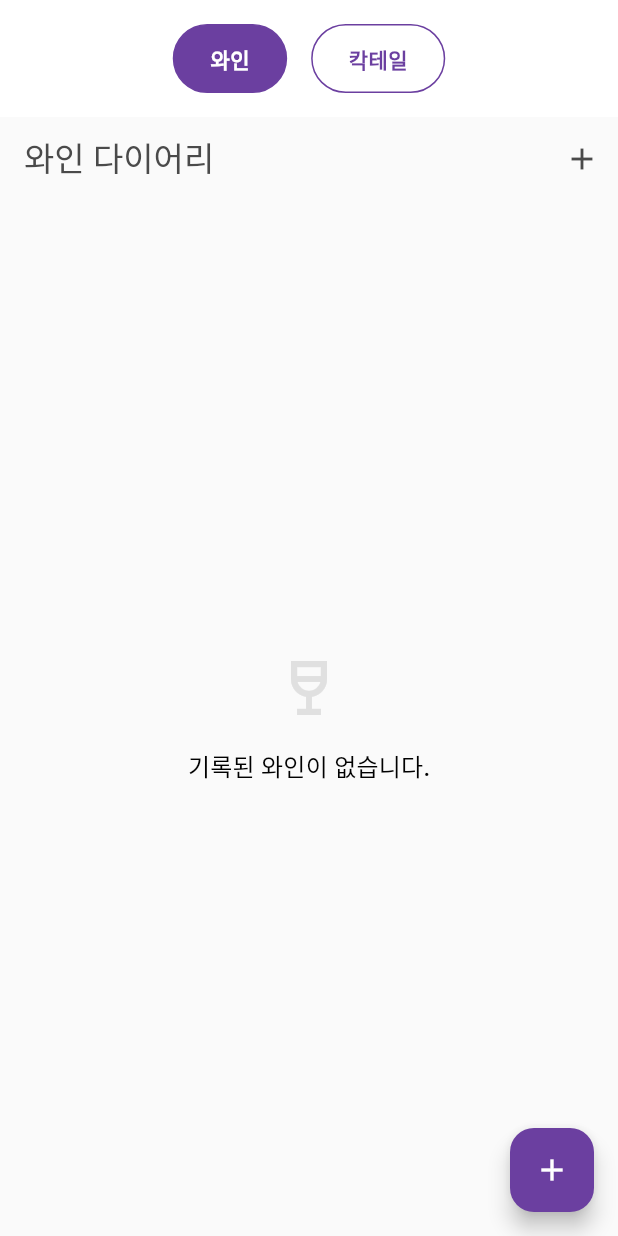
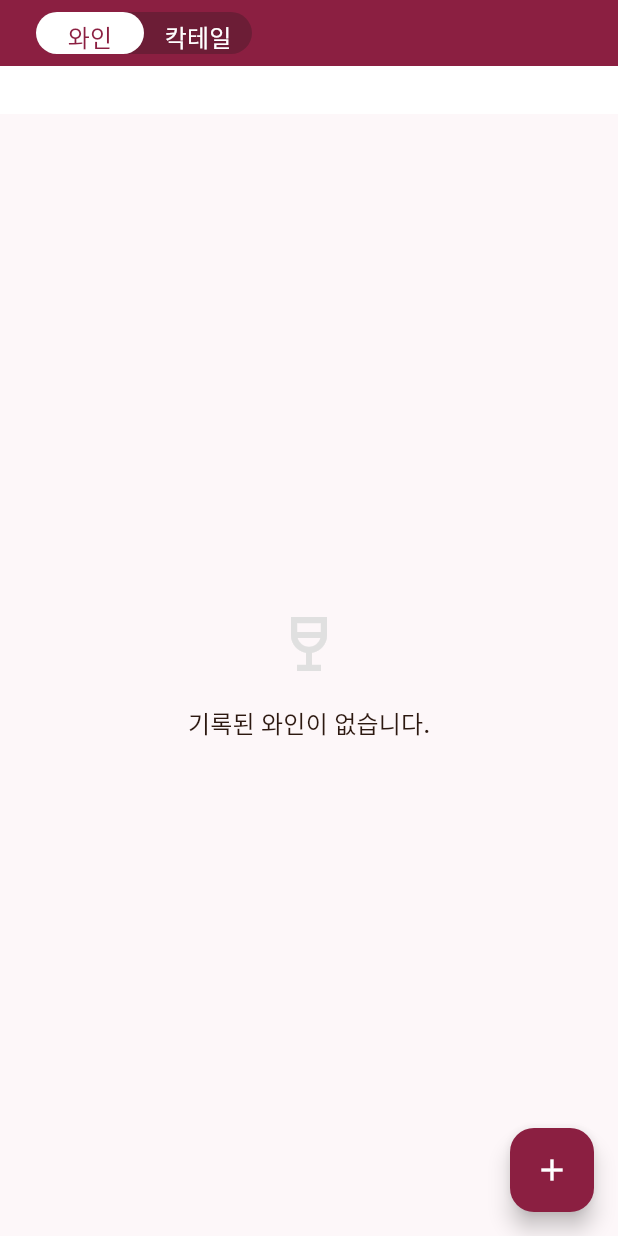
Before and after one commit to chaenchaen99/DrinkDiary, a Flutter app: the screen it shows after launch, on a phone screen of 412 x 824 dp. Run offline on Flutter 3.47's test engine with Material 3 defaults, Android fonts, the phone set to English and light mode, and no system bars; our stand-ins replace flutter_riverpod, freezed_annotation, go_router, hive, hive_flutter, image_picker and 1 more; accounts and stored records are empty; generated files the repository leaves out were written again.

Commit message:
app bar theme 처리

```diff
--- a/lib/core/constants/app_colors.dart
+++ b/lib/core/constants/app_colors.dart
@@ -1,44 +1,46 @@
 import 'package:flutter/material.dart';
 
 class AppColors {
-  // 라이트 테마 (칵테일)
-  static const cocktailPrimary = Color(0xFFFF9F1C); // 밝은 오렌지
-  static const cocktailSecondary = Color(0xFFFFBF69); // 연한 오렌지
-  static const cocktailBackground = Color(0xFFFFF5EA); // 아주 연한 오렌지
-  static const cocktailSurface = Colors.white;
-
-  // 다크 테마 (와인)
-  static const winePrimary = Color(0xFF722F37); // 와인 레드
-  static const wineSecondary = Color(0xFF9E4244); // 연한 와인 레드
-  static const wineBackground = Color(0xFF2C1810); // 다크 브라운
-  static const wineSurface = Color(0xFF3D2B25); // 연한 다크 브라운
-
-  // Primary Colors
-  static const primary = Color(0xFF6B3FA0);
-  static const secondary = Color(0xFFA881D9);
-  static const accent = Color(0xFFE6B9F5);
+  static const Color black = Color(0xFF000000);
 
   // Grey Scale
-  static const darkGrey = Color(0xFF4A4A4A);
-  static const grey = Color(0xFF9E9E9E);
-  static const lightGrey = Color(0xFFE0E0E0);
+  static const Color lightGrey = Color(0xFFE0E0E0);
+  static const Color darkGrey = Color(0xFF4A4A4A);
 
-  // Status Colors
-  static const success = Color(0xFF4CAF50);
-  static const warning = Color(0xFFFFA000);
-  static const error = Color(0xFFE53935);
-  static const info = Color(0xFF2196F3);
+  static const Color primary = Color(0xFF8B1F41);
+  static const Color onPrimary = Color(0xFFFFFFFF);
+  static const Color secondary = Color(0xFFFFB5A7);
+  static const Color onSecondary = Color(0xFF6D6875);
 
-  // Text Colors
-  static const textDark = Color(0xFF2D2D2D);
-  static const textLight = Color(0xFFF5F5F5);
+  static const Color error = Color(0xFFE53935);
+  static const Color onError = Color(0xFFFFFFFF);
 
-  // Background Colors
-  static const darkBackground = Color(0xFF121212);
-  static const lightBackground = Color(0xFFFAFAFA);
+  static const Color background = Color(0xFFFFFFFF);
+  static const Color onBackground = Color(0xFF2C1810);
+
+  static const Color surface = Color(0xFFFDF7F9);
+  static const Color surfaceVariant = Color(0xFFF4E5E8);
+  static const Color onSurface = Color(0xFF2C1810);
+  static const Color onSurfaceVariant = Color.fromRGBO(44, 24, 16, 0.15);
+
+  static const Color primaryContainer = Color.fromARGB(255, 108, 29, 54);
+
+  static const Color inverseSurface = Color.fromRGBO(44, 24, 16, 0.74);
+  static const Color inversePrimary = Color.fromRGBO(181, 74, 95, 0.9);
+  static const Color onInverseSurface = Color(0xFFFDF7F9);
+
+  static const Color shadow = Color(0xFF000000);
+  static const Color outline = Color(0xFFE6D3D7);
+
+  // extended colors
+  static const Color contentPrimary = Color(0xFF2C1810);
+  static const Color contentSecondary = Color(0xFF6D4C41);
+  static const Color contentTertiary = Color(0xFF9E7B73);
+  static const Color contentFourth = Color(0xFFBEA8A3);
+  static const Color positive = Color(0xFF4CAF50);
 
   // Rating Colors
-  static const ratingColors = [
+  static const List<Color> ratingColors = [
     Color(0xFFFFE082), // 1점
     Color(0xFFFFD54F), // 2점
     Color(0xFFFFCA28), // 3점
--- a/lib/core/theme/app_theme.dart
+++ b/lib/core/theme/app_theme.dart
@@ -5,19 +5,30 @@ class AppTheme {
   static final ThemeData lightTheme = ThemeData(
     useMaterial3: true,
     brightness: Brightness.light,
-    colorScheme: ColorScheme.light(
+    textTheme: const TextTheme(
+      titleMedium: TextStyle(
+        fontSize: 16,
+        fontWeight: FontWeight.w500,
+        color: AppColors.contentPrimary,
+      ),
+    ),
+    colorScheme: const ColorScheme.light(
       primary: AppColors.primary,
       secondary: AppColors.secondary,
-      tertiary: AppColors.accent,
-      surface: AppColors.lightBackground,
+      surface: AppColors.surface,
+      error: AppColors.error,
+      onPrimary: AppColors.onPrimary,
+      onSecondary: AppColors.onSecondary,
+      onSurface: AppColors.onSurface,
+      onError: AppColors.onError,
     ),
-    appBarTheme: AppBarTheme(
-      backgroundColor: AppColors.lightBackground,
-      foregroundColor: AppColors.darkGrey,
+    appBarTheme: const AppBarTheme(
+      backgroundColor: AppColors.background,
+      foregroundColor: AppColors.contentPrimary,
       elevation: 0,
     ),
     navigationBarTheme: NavigationBarThemeData(
-      backgroundColor: AppColors.lightBackground,
+      backgroundColor: AppColors.background,
       indicatorColor: AppColors.primary.withOpacity(0.1),
       labelTextStyle: WidgetStateProperty.all(
         const TextStyle(
@@ -27,7 +38,7 @@ class AppTheme {
       ),
     ),
     cardTheme: CardTheme(
-      color: AppColors.lightBackground,
+      color: AppColors.surface,
       elevation: 1,
       shape: RoundedRectangleBorder(
         borderRadius: BorderRadius.circular(8),
@@ -35,26 +46,26 @@ class AppTheme {
     ),
     inputDecorationTheme: InputDecorationTheme(
       filled: true,
-      fillColor: AppColors.lightBackground,
+      fillColor: AppColors.surface,
       border: OutlineInputBorder(
         borderRadius: BorderRadius.circular(8),
-        borderSide: BorderSide(color: AppColors.lightGrey),
+        borderSide: const BorderSide(color: AppColors.outline),
       ),
       enabledBorder: OutlineInputBorder(
         borderRadius: BorderRadius.circular(8),
-        borderSide: BorderSide(color: AppColors.lightGrey),
+        borderSide: const BorderSide(color: AppColors.outline),
       ),
       focusedBorder: OutlineInputBorder(
         borderRadius: BorderRadius.circular(8),
-        borderSide: BorderSide(color: AppColors.primary),
+        borderSide: const BorderSide(color: AppColors.primary),
       ),
       errorBorder: OutlineInputBorder(
         borderRadius: BorderRadius.circular(8),
-        borderSide: BorderSide(color: AppColors.error),
+        borderSide: const BorderSide(color: AppColors.error),
       ),
       focusedErrorBorder: OutlineInputBorder(
         borderRadius: BorderRadius.circular(8),
-        borderSide: BorderSide(color: AppColors.error),
+        borderSide: const BorderSide(color: AppColors.error),
       ),
       contentPadding: const EdgeInsets.symmetric(
         horizontal: 16,
@@ -66,19 +77,30 @@ class AppTheme {
   static final ThemeData darkTheme = ThemeData(
     useMaterial3: true,
     brightness: Brightness.dark,
-    colorScheme: ColorScheme.dark(
+    textTheme: const TextTheme(
+      titleMedium: TextStyle(
+        fontSize: 16,
+        fontWeight: FontWeight.w500,
+        color: Colors.white,
+      ),
+    ),
+    colorScheme: const ColorScheme.dark(
       primary: AppColors.primary,
       secondary: AppColors.secondary,
-      tertiary: AppColors.accent,
-      surface: AppColors.darkBackground,
+      surface: AppColors.inverseSurface,
+      error: AppColors.error,
+      onPrimary: AppColors.onPrimary,
+      onSecondary: AppColors.onSecondary,
+      onSurface: AppColors.onInverseSurface,
+      onError: AppColors.onError,
     ),
-    appBarTheme: AppBarTheme(
-      backgroundColor: AppColors.darkBackground,
-      foregroundColor: AppColors.lightGrey,
+    appBarTheme: const AppBarTheme(
+      backgroundColor: AppColors.black,
+      foregroundColor: Colors.white,
       elevation: 0,
     ),
     navigationBarTheme: NavigationBarThemeData(
-      backgroundColor: AppColors.darkBackground,
+      backgroundColor: AppColors.black,
       indicatorColor: AppColors.primary.withOpacity(0.1),
       labelTextStyle: WidgetStateProperty.all(
         const TextStyle(
@@ -88,7 +110,7 @@ class AppTheme {
       ),
     ),
     cardTheme: CardTheme(
-      color: AppColors.darkBackground,
+      color: AppColors.inverseSurface,
       elevation: 1,
       shape: RoundedRectangleBorder(
         borderRadius: BorderRadius.circular(8),
@@ -96,26 +118,26 @@ class AppTheme {
     ),
     inputDecorationTheme: InputDecorationTheme(
       filled: true,
-      fillColor: AppColors.darkBackground,
+      fillColor: AppColors.inverseSurface,
       border: OutlineInputBorder(
         borderRadius: BorderRadius.circular(8),
-        borderSide: BorderSide(color: AppColors.darkGrey),
+        borderSide: const BorderSide(color: AppColors.outline),
       ),
       enabledBorder: OutlineInputBorder(
         borderRadius: BorderRadius.circular(8),
-        borderSide: BorderSide(color: AppColors.darkGrey),
+        borderSide: const BorderSide(color: AppColors.outline),
       ),
       focusedBorder: OutlineInputBorder(
         borderRadius: BorderRadius.circular(8),
-        borderSide: BorderSide(color: AppColors.primary),
+        borderSide: const BorderSide(color: AppColors.primary),
       ),
       errorBorder: OutlineInputBorder(
         borderRadius: BorderRadius.circular(8),
-        borderSide: BorderSide(color: AppColors.error),
+        borderSide: const BorderSide(color: AppColors.error),
       ),
       focusedErrorBorder: OutlineInputBorder(
         borderRadius: BorderRadius.circular(8),
-        borderSide: BorderSide(color: AppColors.error),
+        borderSide: const BorderSide(color: AppColors.error),
       ),
       contentPadding: const EdgeInsets.symmetric(
         horizontal: 16,
--- a/lib/features/home/screens/home_screen.dart
+++ b/lib/features/home/screens/home_screen.dart
@@ -1,3 +1,4 @@
+import 'package:drink_diary/features/home/widgets/home_appbar.dart';
 import 'package:flutter/material.dart';
 import 'package:flutter_riverpod/flutter_riverpod.dart';
 import 'package:go_router/go_router.dart';
@@ -17,10 +18,11 @@ class HomeScreen extends ConsumerWidget {
     final isDark = Theme.of(context).brightness == Brightness.dark;
 
     return Scaffold(
+      appBar: const HomeAppbar(),
       backgroundColor: isDark
           ? (category == DrinkCategory.wine
-              ? AppColors.wineSurface
-              : AppColors.cocktailSurface)
+              ? AppColors.surface
+              : AppColors.inverseSurface)
           : Colors.white,
       body: SafeArea(
         child: Column(
@@ -30,42 +32,14 @@ class HomeScreen extends ConsumerWidget {
               decoration: BoxDecoration(
                 color: isDark
                     ? (category == DrinkCategory.wine
-                        ? AppColors.winePrimary
-                        : AppColors.cocktailPrimary)
+                        ? AppColors.primary
+                        : AppColors.secondary)
                     : Colors.white,
                 boxShadow: [
                   BoxShadow(
                     color: Colors.black.withOpacity(0.1),
                     blurRadius: 4,
                     offset: const Offset(0, 2),
-                  ),
-                ],
-              ),
-              child: Row(
-                mainAxisAlignment: MainAxisAlignment.center,
-                children: [
-                  _CategoryButton(
-                    title: '와인',
-                    isSelected: category == DrinkCategory.wine,
-                    onTap: () {
-                      if (category != DrinkCategory.wine) {
-                        ref
-                            .read(categoryNotifierProvider.notifier)
-                            .toggleCategory();
-                      }
-                    },
-                  ),
-                  const SizedBox(width: AppSizes.size16),
-                  _CategoryButton(
-                    title: '칵테일',
-                    isSelected: category == DrinkCategory.cocktail,
-                    onTap: () {
-                      if (category != DrinkCategory.cocktail) {
-                        ref
-                            .read(categoryNotifierProvider.notifier)
-                            .toggleCategory();
-                      }
-                    },
                   ),
                 ],
               ),
@@ -85,8 +59,8 @@ class HomeScreen extends ConsumerWidget {
         },
         backgroundColor: isDark
             ? (category == DrinkCategory.wine
-                ? AppColors.winePrimary
-                : AppColors.cocktailPrimary)
+                ? AppColors.primary
+                : AppColors.secondary)
             : null,
         child: const Icon(Icons.add),
       ),
--- /dev/null
+++ b/lib/features/home/widgets/home_appbar.dart
@@ -0,0 +1,72 @@
+import 'package:drink_diary/features/home/providers/category_provider.dart';
+import 'package:flutter/material.dart';
+import 'package:flutter/widgets.dart';
+import 'package:flutter_riverpod/flutter_riverpod.dart';
+import '../../../core/constants/app_sizes.dart';
+
+class HomeAppbar extends StatelessWidget implements PreferredSizeWidget {
+  const HomeAppbar({super.key});
+
+  @override
+  Widget build(BuildContext context) {
+    return Consumer(builder: (context, ref, child) {
+      final state = ref.watch(categoryNotifierProvider);
+      return AnimatedContainer(
+        duration: const Duration(milliseconds: 400),
+        color: state.theme.backgroundColor,
+        padding: const EdgeInsets.symmetric(vertical: 6.0, horizontal: 8.0),
+        child: AppBar(
+          backgroundColor: Colors.transparent,
+          title: AnimatedContainer(
+            duration: const Duration(milliseconds: 400),
+            decoration: BoxDecoration(
+              borderRadius: const BorderRadius.all(
+                Radius.circular(AppSizes.radius16),
+              ),
+              color: state.theme.containerColor,
+            ),
+            child: SizedBox(
+              height: 28,
+              width: 144,
+              child: DefaultTabController(
+                initialIndex: state.index,
+                length: DrinkCategory.values.length,
+                child: TabBar(
+                  onTap: (index) => ref
+                      .read(categoryNotifierProvider.notifier)
+                      .changeIndex(index),
+                  indicatorSize: TabBarIndicatorSize.tab,
+                  indicatorWeight: 0,
+                  dividerHeight: 0,
+                  labelPadding:
+                      const EdgeInsets.only(left: 12, right: 12, top: 4),
+                  labelColor: state.theme.labelColor,
+                  dividerColor: Colors.transparent,
+                  labelStyle: Theme.of(context).textTheme.titleMedium,
+                  unselectedLabelColor: state.theme.unselectedLabelColor,
+                  unselectedLabelStyle: Theme.of(context).textTheme.titleMedium,
+                  overlayColor: WidgetStateProperty.all(Colors.transparent),
+                  indicator: BoxDecoration(
+                    borderRadius: const BorderRadius.all(
+                      Radius.circular(AppSizes.radius16),
+                    ),
+                    color: state.theme.indicatorColor,
+                  ),
+                  tabs: List.generate(
+                    DrinkCategory.values.length,
+                    (index) => Tab(
+                      text: DrinkCategory.values[index].toName,
+                    ),
+                  ),
+                ),
+              ),
+            ),
+          ),
+        ),
+      );
+    });
+  }
+
+  @override
+  Size get preferredSize => const Size.fromHeight(44);
+}
--- a/lib/features/wine/screens/wine_list_screen.dart
+++ b/lib/features/wine/screens/wine_list_screen.dart
@@ -14,17 +14,6 @@ class WineListScreen extends ConsumerWidget {
     final wineState = ref.watch(wineNotifierProvider);
 
     return Scaffold(
-      appBar: AppBar(
-        title: const Text('와인 다이어리'),
-        actions: [
-          IconButton(
-            icon: const Icon(Icons.add),
-            onPressed: () {
-              // TODO: 와인 추가 화면으로 이동
-            },
-          ),
-        ],
-      ),
       body: wineState.when(
         data: (wines) {
           if (wines.isEmpty) {
--- a/lib/shared/widgets/rating_bar.dart
+++ b/lib/shared/widgets/rating_bar.dart
@@ -22,10 +22,8 @@ class RatingBar extends StatelessWidget {
   @override
   Widget build(BuildContext context) {
     final isDark = Theme.of(context).brightness == Brightness.dark;
-    final activeColor =
-        isDark ? AppColors.winePrimary : AppColors.cocktailPrimary;
-    final inactiveColor =
-        isDark ? AppColors.wineSurface : AppColors.cocktailSurface;
+    final activeColor = isDark ? AppColors.primary : AppColors.onPrimary;
+    final inactiveColor = isDark ? AppColors.secondary : AppColors.onSecondary;
 
     return Column(
       crossAxisAlignment: CrossAxisAlignment.start,
--- a/pubspec.yaml
+++ b/pubspec.yaml
@@ -55,6 +55,8 @@ dev_dependencies:
   json_serializable: ^6.7.1
   hive_generator: ^2.0.1
   analyzer: ^6.4.1
+  custom_lint: ^0.7.0
+  riverpod_lint: ^2.6.3
 
 flutter:
   uses-material-design: true
```
Also changed, not shown: lib/core/theme/custom_appbar_theme.dart (added, +59 -0 lines), lib/features/cocktail/screens/cocktail_detail_screen.dart (+8 -13 lines), lib/features/cocktail/screens/cocktail_list_screen.dart (+0 -11 lines), lib/features/home/providers/category_provider.dart (+30 -0 lines), lib/shared/widgets/custom_text_field.dart (+4 -8 lines), lib/shared/widgets/image_picker_widget.dart (+4 -9 lines), lib/shared/widgets/tag_input.dart (+8 -16 lines).
